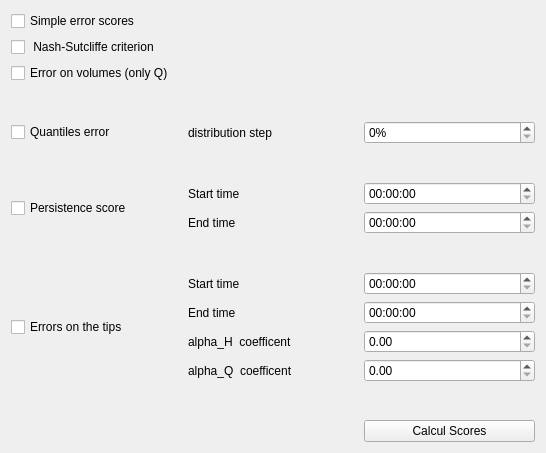
Before: the Qt Designer form ui/scores/ui_parametre.ui in Artelia/Mascaret, drawn with Qt 5.
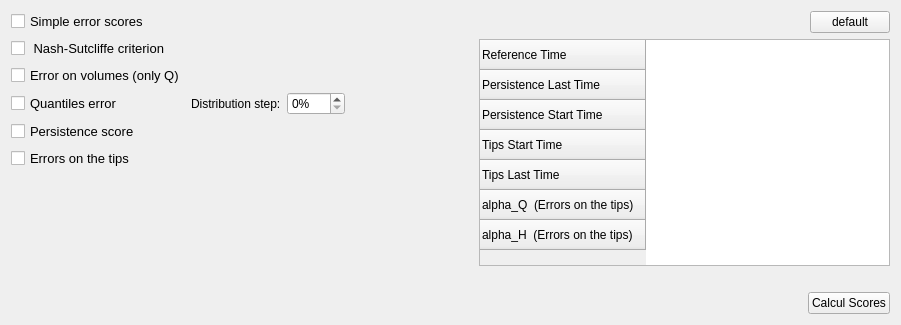
After: the same form once the commit is applied.

Patch:
```diff
--- a/ui/scores/ui_parametre.ui
+++ b/ui/scores/ui_parametre.ui
@@ -6,227 +6,267 @@
    <rect>
     <x>0</x>
     <y>0</y>
-    <width>546</width>
-    <height>453</height>
+    <width>901</width>
+    <height>325</height>
    </rect>
   </property>
   <property name="windowTitle">
    <string>Form</string>
   </property>
   <layout class="QGridLayout" name="gridLayout_2">
-   <item row="0" column="0">
-    <layout class="QGridLayout" name="gridLayout">
-     <item row="7" column="0">
-      <spacer name="verticalSpacer_2">
-       <property name="orientation">
-        <enum>Qt::Vertical</enum>
-       </property>
-       <property name="sizeHint" stdset="0">
-        <size>
-         <width>20</width>
-         <height>40</height>
-        </size>
-       </property>
-      </spacer>
-     </item>
-     <item row="3" column="0">
-      <spacer name="verticalSpacer_4">
-       <property name="orientation">
-        <enum>Qt::Vertical</enum>
-       </property>
-       <property name="sizeHint" stdset="0">
-        <size>
-         <width>20</width>
-         <height>40</height>
-        </size>
-       </property>
-      </spacer>
-     </item>
-     <item row="5" column="0">
-      <spacer name="verticalSpacer_3">
-       <property name="orientation">
-        <enum>Qt::Vertical</enum>
-       </property>
-       <property name="sizeHint" stdset="0">
-        <size>
-         <width>20</width>
-         <height>40</height>
-        </size>
-       </property>
-      </spacer>
-     </item>
-     <item row="6" column="1">
-      <layout class="QVBoxLayout" name="verticalLayout_2">
-       <item>
-        <widget class="QLabel" name="label">
+   <item row="1" column="0">
+    <layout class="QHBoxLayout" name="horizontalLayout">
+     <item>
+      <layout class="QGridLayout" name="gridLayout">
+       <item row="3" column="2">
+        <widget class="QDoubleSpinBox" name="dsp_dist_quantil">
+         <property name="suffix">
+          <string>%</string>
+         </property>
+         <property name="decimals">
+          <number>0</number>
+         </property>
+         <property name="minimum">
+          <double>0.000000000000000</double>
+         </property>
+         <property name="maximum">
+          <double>100.000000000000000</double>
+         </property>
+         <property name="singleStep">
+          <double>5.000000000000000</double>
+         </property>
+        </widget>
+       </item>
+       <item row="0" column="0">
+        <widget class="QCheckBox" name="ch_simple_err">
+         <property name="font">
+          <font>
+           <pointsize>10</pointsize>
+          </font>
+         </property>
          <property name="text">
-          <string>Start time</string>
+          <string>Simple error scores </string>
          </property>
         </widget>
        </item>
-       <item>
-        <widget class="QLabel" name="label_2">
+       <item row="3" column="0">
+        <widget class="QCheckBox" name="ch_quantil_err">
+         <property name="font">
+          <font>
+           <pointsize>10</pointsize>
+          </font>
+         </property>
          <property name="text">
-          <string>End time</string>
+          <string>Quantiles error </string>
          </property>
         </widget>
        </item>
+       <item row="3" column="1">
+        <widget class="QLabel" name="label_3">
+         <property name="text">
+          <string>Distribution step:</string>
+         </property>
+        </widget>
+       </item>
+       <item row="4" column="0">
+        <widget class="QCheckBox" name="ch_persistence">
+         <property name="font">
+          <font>
+           <pointsize>10</pointsize>
+          </font>
+         </property>
+         <property name="text">
+          <string>Persistence score</string>
+         </property>
+        </widget>
+       </item>
+       <item row="2" column="0">
+        <widget class="QCheckBox" name="ch_vol_err">
+         <property name="font">
+          <font>
+           <pointsize>10</pointsize>
+          </font>
+         </property>
+         <property name="text">
+          <string>Error on volumes (only Q)</string>
+         </property>
+        </widget>
+       </item>
+       <item row="1" column="0">
+        <widget class="QCheckBox" name="ch_ns_err">
+         <property name="font">
+          <font>
+           <pointsize>10</pointsize>
+          </font>
+         </property>
+         <property name="text">
+          <string> Nash-Sutcliffe criterion</string>
+         </property>
+        </widget>
+       </item>
+       <item row="3" column="3">
+        <spacer name="horizontalSpacer_5">
+         <property name="orientation">
+          <enum>Qt::Horizontal</enum>
+         </property>
+         <property name="sizeHint" stdset="0">
+          <size>
+           <width>40</width>
+           <height>20</height>
+          </size>
+         </property>
+        </spacer>
+       </item>
+       <item row="5" column="0">
+        <widget class="QCheckBox" name="ch_pointe_err">
+         <property name="font">
+          <font>
+           <pointsize>10</pointsize>
+          </font>
+         </property>
+         <property name="text">
+          <string>Errors on the tips</string>
+         </property>
+        </widget>
+       </item>
+       <item row="6" column="1">
+        <spacer name="verticalSpacer">
+         <property name="orientation">
+          <enum>Qt::Vertical</enum>
+         </property>
+         <property name="sizeHint" stdset="0">
+          <size>
+           <width>20</width>
+           <height>40</height>
+          </size>
+         </property>
+        </spacer>
+       </item>
       </layout>
      </item>
-     <item row="6" column="0">
-      <widget class="QCheckBox" name="ch_persistence">
-       <property name="text">
-        <string>Persistence score</string>
+     <item>
+      <spacer name="horizontalSpacer">
+       <property name="orientation">
+        <enum>Qt::Horizontal</enum>
        </property>
-      </widget>
+       <property name="sizeType">
+        <enum>QSizePolicy::Fixed</enum>
+       </property>
+       <property name="sizeHint" stdset="0">
+        <size>
+         <width>50</width>
+         <height>20</height>
+        </size>
+       </property>
+      </spacer>
      </item>
-     <item row="6" column="2">
+     <item>
       <layout class="QVBoxLayout" name="verticalLayout">
        <item>
-        <widget class="QTimeEdit" name="start_time_persistence"/>
+        <layout class="QHBoxLayout" name="horizontalLayout_4">
+         <item>
+          <spacer name="horizontalSpacer_4">
+           <property name="orientation">
+            <enum>Qt::Horizontal</enum>
+           </property>
+           <property name="sizeHint" stdset="0">
+            <size>
+             <width>40</width>
+             <height>20</height>
+            </size>
+           </property>
+          </spacer>
+         </item>
+         <item>
+          <widget class="QPushButton" name="bt_default">
+           <property name="text">
+            <string>default</string>
+           </property>
+          </widget>
+         </item>
+        </layout>
        </item>
        <item>
-        <widget class="QTimeEdit" name="last_time_persistence"/>
-       </item>
-      </layout>
-     </item>
-     <item row="9" column="1">
-      <layout class="QVBoxLayout" name="verticalLayout_4">
-       <item>
-        <widget class="QLabel" name="label_4">
-         <property name="text">
-          <string>Start time</string>
-         </property>
+        <widget class="QTableWidget" name="tw_param">
+         <row>
+          <property name="text">
+           <string>Reference Time</string>
+          </property>
+         </row>
+         <row>
+          <property name="text">
+           <string>Persistence Last Time </string>
+          </property>
+         </row>
+         <row>
+          <property name="text">
+           <string>Persistence Start Time </string>
+          </property>
+         </row>
+         <row>
+          <property name="text">
+           <string>Tips Start Time </string>
+          </property>
+         </row>
+         <row>
+          <property name="text">
+           <string>Tips Last Time </string>
+          </property>
+         </row>
+         <row>
+          <property name="text">
+           <string>alpha_Q  (Errors on the tips)</string>
+          </property>
+         </row>
+         <row>
+          <property name="text">
+           <string>alpha_H  (Errors on the tips)</string>
+          </property>
+         </row>
         </widget>
        </item>
        <item>
-        <widget class="QLabel" name="label_5">
-         <property name="text">
-          <string>End time</string>
+        <spacer name="horizontalSpacer_3">
+         <property name="orientation">
+          <enum>Qt::Horizontal</enum>
          </property>
-        </widget>
-       </item>
-       <item>
-        <widget class="QLabel" name="label_6">
-         <property name="text">
-          <string>alpha_H  coefficent</string>
+         <property name="sizeType">
+          <enum>QSizePolicy::MinimumExpanding</enum>
          </property>
-        </widget>
-       </item>
-       <item>
-        <widget class="QLabel" name="label_7">
-         <property name="text">
-          <string>alpha_Q  coefficent</string>
+         <property name="sizeHint" stdset="0">
+          <size>
+           <width>300</width>
+           <height>20</height>
+          </size>
          </property>
-        </widget>
+        </spacer>
        </item>
       </layout>
      </item>
-     <item row="9" column="2">
-      <layout class="QVBoxLayout" name="verticalLayout_3">
-       <item>
-        <widget class="QTimeEdit" name="start_time_point"/>
-       </item>
-       <item>
-        <widget class="QTimeEdit" name="Last_time_point"/>
-       </item>
-       <item>
-        <widget class="QDoubleSpinBox" name="alpha_H">
-         <property name="minimum">
-          <double>0.000000000000000</double>
-         </property>
-        </widget>
-       </item>
-       <item>
-        <widget class="QDoubleSpinBox" name="alpha_Q">
-         <property name="minimum">
-          <double>0.000000000000000</double>
-         </property>
-        </widget>
-       </item>
-      </layout>
-     </item>
-     <item row="9" column="0">
-      <widget class="QCheckBox" name="ch_pointe_err">
-       <property name="text">
-        <string>Errors on the tips</string>
-       </property>
-      </widget>
-     </item>
-     <item row="11" column="2">
-      <spacer name="verticalSpacer">
+    </layout>
+   </item>
+   <item row="2" column="0">
+    <layout class="QHBoxLayout" name="horizontalLayout_2">
+     <item>
+      <spacer name="horizontalSpacer_2">
        <property name="orientation">
-        <enum>Qt::Vertical</enum>
+        <enum>Qt::Horizontal</enum>
        </property>
        <property name="sizeHint" stdset="0">
         <size>
-         <width>20</width>
-         <height>40</height>
+         <width>40</width>
+         <height>20</height>
         </size>
        </property>
       </spacer>
      </item>
-     <item row="12" column="2">
+     <item>
       <widget class="QPushButton" name="bt_calcul_scores">
        <property name="text">
         <string>Calcul Scores</string>
        </property>
       </widget>
      </item>
-     <item row="1" column="0">
-      <widget class="QCheckBox" name="ch_ns_err">
-       <property name="text">
-        <string> Nash-Sutcliffe criterion</string>
-       </property>
-      </widget>
-     </item>
-     <item row="4" column="2">
-      <widget class="QDoubleSpinBox" name="dsp_dist_quantil">
-       <property name="suffix">
-        <string>%</string>
-       </property>
-       <property name="decimals">
-        <number>0</number>
-       </property>
-       <property name="minimum">
-        <double>0.000000000000000</double>
-       </property>
-       <property name="maximum">
-        <double>100.000000000000000</double>
-       </property>
-       <property name="singleStep">
-        <double>5.000000000000000</double>
-       </property>
-      </widget>
-     </item>
-     <item row="4" column="1">
-      <widget class="QLabel" name="label_3">
-       <property name="text">
-        <string>distribution step</string>
-       </property>
-      </widget>
-     </item>
-     <item row="2" column="0">
-      <widget class="QCheckBox" name="ch_vol_err">
-       <property name="text">
-        <string>Error on volumes (only Q)</string>
-       </property>
-      </widget>
-     </item>
-     <item row="0" column="0">
-      <widget class="QCheckBox" name="ch_simple_err">
-       <property name="text">
-        <string>Simple error scores </string>
-       </property>
-      </widget>
-     </item>
-     <item row="4" column="0">
-      <widget class="QCheckBox" name="ch_quantil_err">
-       <property name="text">
-        <string>Quantiles error </string>
-       </property>
-      </widget>
-     </item>
     </layout>
    </item>
   </layout>
```
